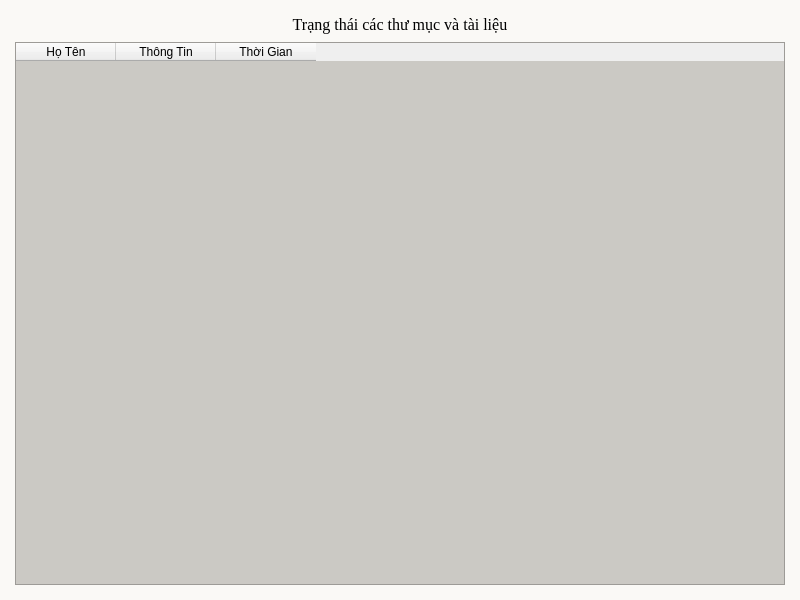
Old version of the form ui/log.ui in the repository DTNS2905/App_quan_ly_python_qt_.
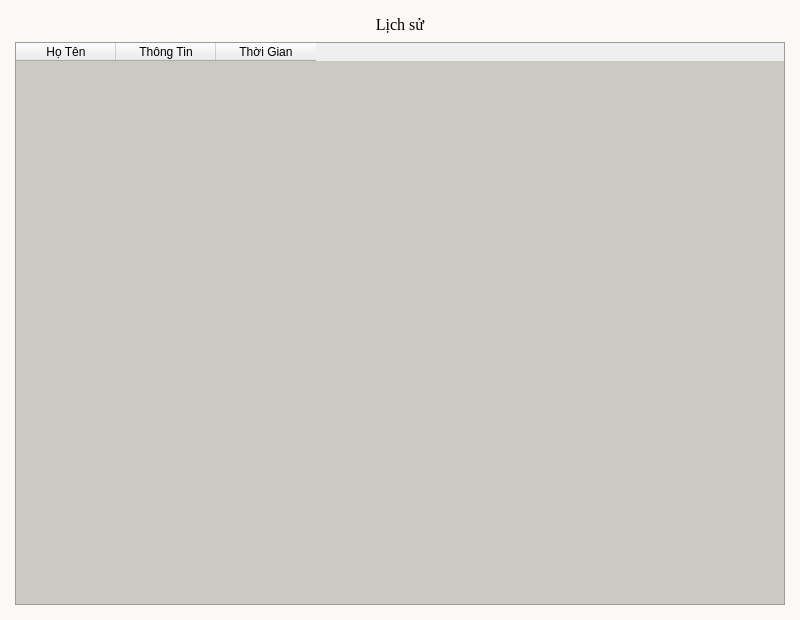
New version of the form. Icons and pictures are not drawn.

```diff
--- a/ui/log.ui
+++ b/ui/log.ui
@@ -7,7 +7,7 @@
     <x>0</x>
     <y>0</y>
     <width>800</width>
-    <height>600</height>
+    <height>620</height>
    </rect>
   </property>
   <property name="windowTitle">
@@ -54,7 +54,7 @@
       <enum>Qt::LayoutDirection::LeftToRight</enum>
      </property>
      <property name="text">
-      <string>Trạng thái các thư mục và tài liệu</string>
+      <string>Lịch sử</string>
      </property>
      <property name="alignment">
       <set>Qt::AlignmentFlag::AlignCenter</set>
```
Left out of the diff: 4 changed lines with no effect on the pictures.
